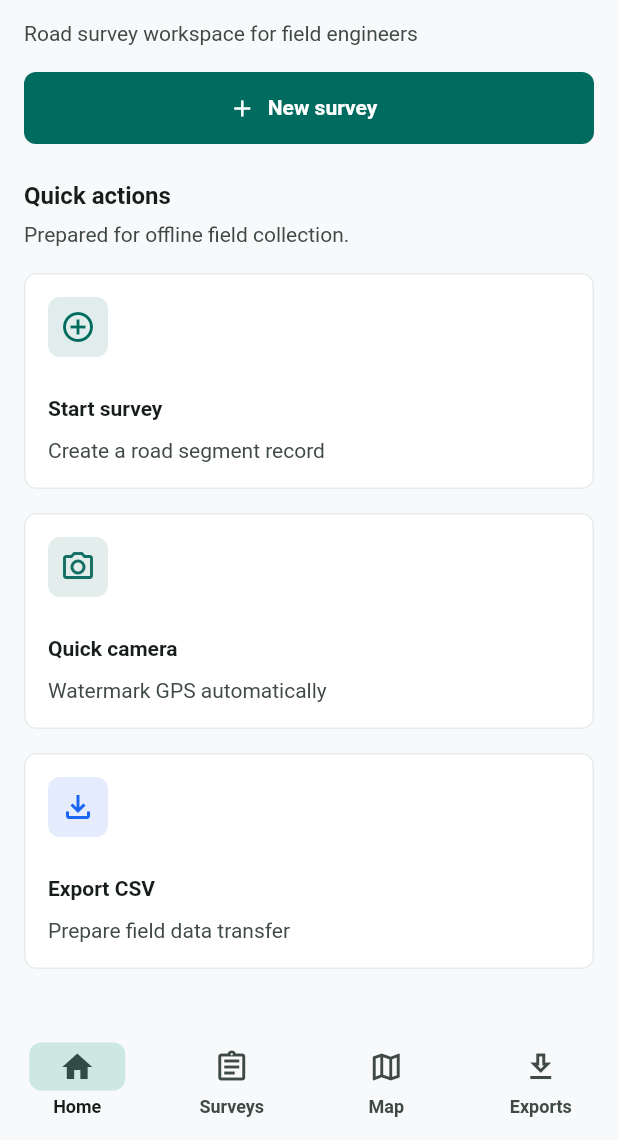
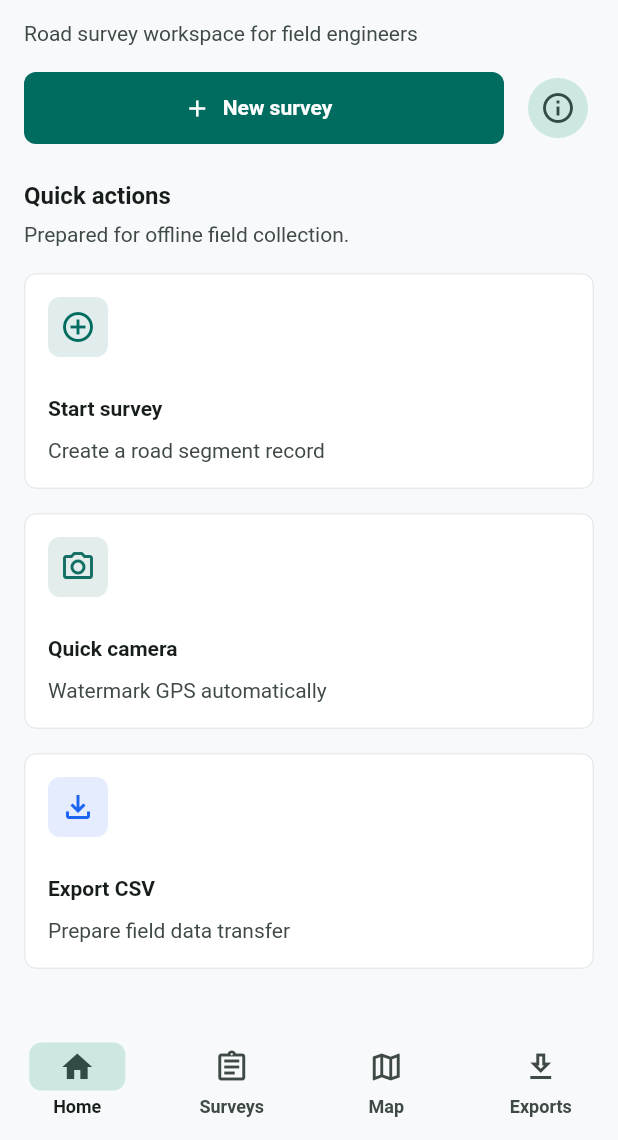
Before and after one commit to sleeping-f/Surveyor-pro, a Flutter app: the screen it shows after launch, on a phone screen of 412 x 824 dp, the part 96-1236 px from its top. Run offline on Flutter 3.47's test engine with Material 3 defaults, Android fonts, the phone set to English and light mode, and no system bars; our stand-ins replace geolocator, image_picker, package_info_plus, permission_handler, share_plus, sqflite; accounts and stored records are empty.

Commit message:
version info section

```diff
--- /dev/null
+++ b/lib/src/core/app_info/domain/app_info.dart
@@ -0,0 +1,15 @@
+class AppInfo {
+  const AppInfo({
+    required this.appName,
+    required this.packageName,
+    required this.version,
+    required this.buildNumber,
+  });
+
+  final String appName;
+  final String packageName;
+  final String version;
+  final String buildNumber;
+
+  String get versionLabel => '$version+$buildNumber';
+}
--- /dev/null
+++ b/lib/src/core/app_info/domain/app_info_service.dart
@@ -0,0 +1,5 @@
+import 'app_info.dart';
+
+abstract class AppInfoService {
+  Future<AppInfo> load();
+}
--- a/lib/src/features/home/presentation/widgets/home_header.dart
+++ b/lib/src/features/home/presentation/widgets/home_header.dart
@@ -7,16 +7,18 @@ import '../../../../shared/widgets/surveyor_logo.dart';
 class HomeHeader extends StatelessWidget {
   const HomeHeader({
     required this.onNewSurveyPressed,
+    required this.onAboutPressed,
     super.key,
   });
 
   final VoidCallback onNewSurveyPressed;
+  final VoidCallback onAboutPressed;
 
   @override
   Widget build(BuildContext context) {
     return LayoutBuilder(
       builder: (context, constraints) {
-        final stackButton = constraints.maxWidth < 460;
+        final stackButton = constraints.maxWidth < 560;
 
         final title = Column(
           crossAxisAlignment: CrossAxisAlignment.start,
@@ -35,10 +37,22 @@ class HomeHeader extends StatelessWidget {
           ],
         );
 
-        final action = FilledButton.icon(
-          onPressed: onNewSurveyPressed,
-          icon: const Icon(Icons.add),
-          label: const Text('New survey'),
+        final actionRow = Wrap(
+          spacing: AppSpacing.sm,
+          runSpacing: AppSpacing.sm,
+          alignment: WrapAlignment.end,
+          children: [
+            FilledButton.icon(
+              onPressed: onNewSurveyPressed,
+              icon: const Icon(Icons.add),
+              label: const Text('New survey'),
+            ),
+            OutlinedButton.icon(
+              onPressed: onAboutPressed,
+              icon: const Icon(Icons.info_outlined),
+              label: const Text('Version'),
+            ),
+          ],
         );
 
         if (stackButton) {
@@ -47,7 +61,23 @@ class HomeHeader extends StatelessWidget {
             children: [
               title,
               const SizedBox(height: AppSpacing.md),
-              action,
+              Row(
+                children: [
+                  Expanded(
+                    child: FilledButton.icon(
+                      onPressed: onNewSurveyPressed,
+                      icon: const Icon(Icons.add),
+                      label: const Text('New survey'),
+                    ),
+                  ),
+                  const SizedBox(width: AppSpacing.sm),
+                  IconButton.filledTonal(
+                    onPressed: onAboutPressed,
+                    tooltip: 'Version info',
+                    icon: const Icon(Icons.info_outlined),
+                  ),
+                ],
+              ),
             ],
           );
         }
@@ -57,7 +87,7 @@ class HomeHeader extends StatelessWidget {
           children: [
             Expanded(child: title),
             const SizedBox(width: AppSpacing.md),
-            action,
+            actionRow,
           ],
         );
       },
--- a/pubspec.yaml
+++ b/pubspec.yaml
@@ -9,6 +9,7 @@ environment:
 dependencies:
   flutter:
     sdk: flutter
+  package_info_plus: ^8.0.2
   geolocator: ^14.0.2
   image_picker: ^1.2.2
   path_provider: ^2.1.5
```
Also changed, not shown: lib/src/core/app_info/infrastructure/package_info_app_info_service.dart (added, +27 -0 lines), lib/src/features/home/presentation/home_screen.dart (+21 -0 lines), lib/src/features/home/presentation/widgets/app_info_sheet.dart (added, +129 -0 lines), pubspec.lock.
